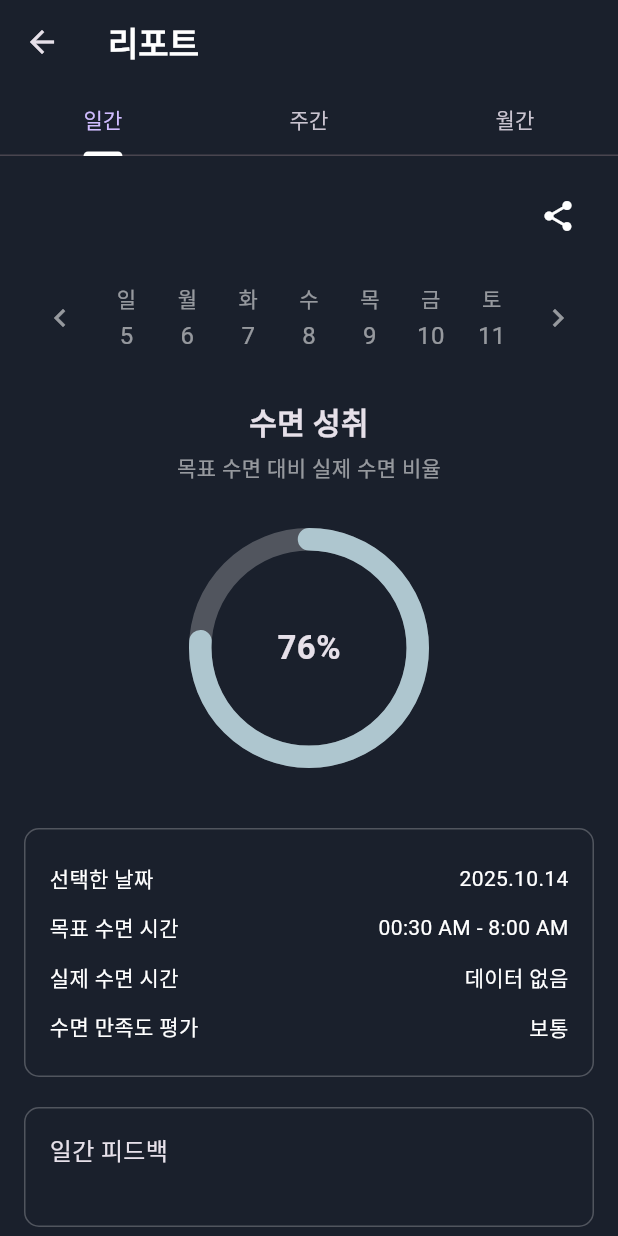
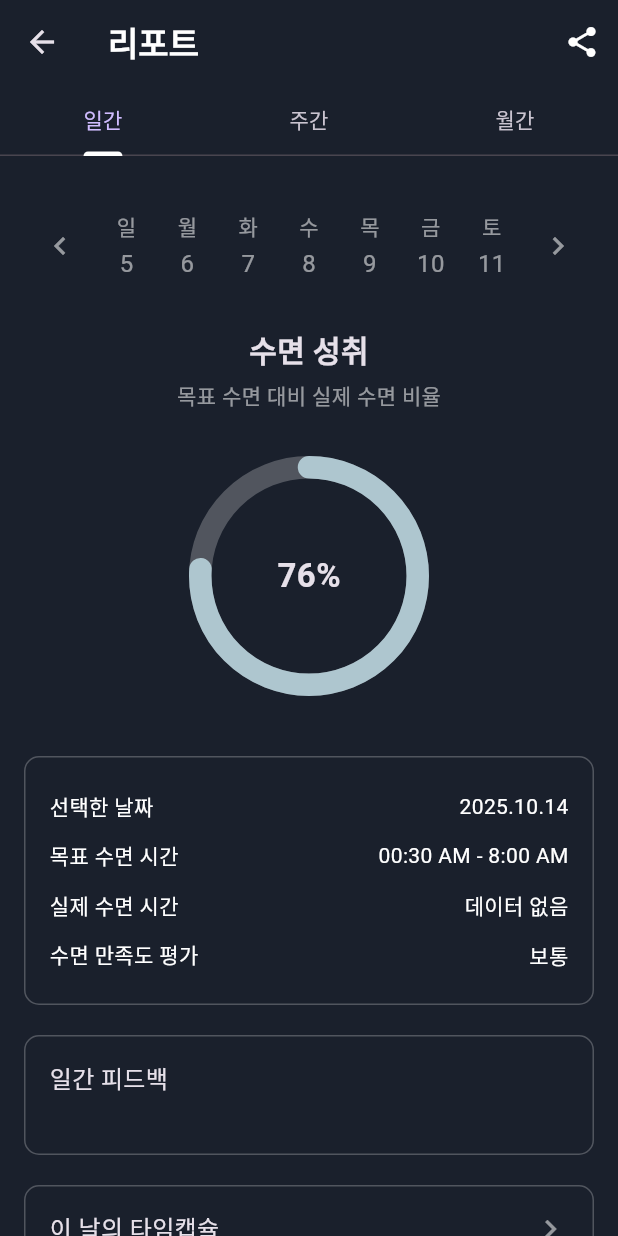
Before and after one commit to yoyohanyy/digital_health_care, a Flutter app: the ReportPage screen opened directly, after a tap on the "chevron left" icon, on a phone screen of 412 x 824 dp. Run offline on Flutter 3.47's test engine with Material 3 defaults, Android fonts, the light colour scheme and no system bars; drawn by our look-alikes of percent_indicator; our stand-ins replace cloud_firestore, firebase_core, fl_chart, permission_handler, shared_preferences, table_calendar; missing offline and left inert: health, kakao_flutter_sdk, kakao_flutter_sdk_user; accounts and stored records are empty.

Commit message:
reportPage.dart에서 공유 아이콘 위치 변경 및 일간 레포트일 때만 공유 아이콘 등장

```diff
--- a/lib/page/reportPage.dart
+++ b/lib/page/reportPage.dart
@@ -30,6 +30,7 @@ class _ReportPageState extends State<ReportPage>
   double _deepSleep = 0.0;
   Map<DateTime, double> _weeklySleep = {};
   bool _isLoading = true;
+  int _currentTabIndex = 0;
 
   // 🆕 For dynamic date navigation
   DateTime _selectedDate = DateTime.now();
@@ -39,6 +40,14 @@ class _ReportPageState extends State<ReportPage>
   void initState() {
     super.initState();
     _tabController = TabController(length: 3, vsync: this);
+
+    // ✅ 탭 컨트롤러에 리스너 추가
+    _tabController.addListener(() {
+      // 탭이 변경될 때마다 상태를 업데이트하여 UI를 다시 그리도록 함
+      setState(() {
+        _currentTabIndex = _tabController.index;
+      });
+    });
 
     // ✅ Initialize the current week (Sunday as start)
     _currentWeekStart = _getStartOfWeek(_selectedDate);
@@ -138,6 +147,41 @@ class _ReportPageState extends State<ReportPage>
           "리포트",
           style: TextStyle(color: Colors.white, fontWeight: FontWeight.bold),
         ),
+
+        actions: [
+          // '일간' 탭(인덱스 0)일 때만 공유 아이콘을 표시합니다.
+          if (_currentTabIndex == 0)
+            IconButton(
+              icon: const Icon(Icons.share, color: Colors.white),
+              onPressed: () {
+                final double lightSleepHours = (_totalHours - _deepSleep).clamp(
+                  0.0,
+                  _totalHours,
+                );
+
+                Navigator.push(
+                  context,
+                  MaterialPageRoute(
+                    builder:
+                        (context) => SharePage(
+                          totalSleepHours: _totalHours,
+                          deepSleepHours: _deepSleep,
+                          lightSleepHours: lightSleepHours,
+                          dayOfWeek: DateFormat(
+                            'EEEE',
+                            'ko_KR',
+                          ).format(_selectedDate),
+                          sleepScore: 78,
+                          avgHeartRate: 98,
+                          sleepSatisfaction: "보통",
+                          sleepGoalPercent: 76,
+                        ),
+                  ),
+                );
+              },
+            ),
+        ],
+
         bottom: TabBar(
           controller: _tabController,
           tabs: const [Tab(text: "일간"), Tab(text: "주간"), Tab(text: "월간")],
@@ -167,38 +211,6 @@ class _ReportPageState extends State<ReportPage>
       child: Column(
         crossAxisAlignment: CrossAxisAlignment.center,
         children: [
-          Align(
-            alignment: Alignment.centerRight,
-            child: IconButton(
-              icon: const Icon(Icons.share, color: Colors.white),
-              onPressed: () {
-                final double lightSleepHours = (_totalHours - _deepSleep).clamp(
-                  0.0,
-                  _totalHours,
-                );
-
-                Navigator.push(
-                  context,
-                  MaterialPageRoute(
-                    builder:
-                        (context) => SharePage(
-                          totalSleepHours: _totalHours,
-                          deepSleepHours: _deepSleep,
-                          lightSleepHours: lightSleepHours,
-                          dayOfWeek: DateFormat(
-                            'EEEE',
-                            'ko_KR',
-                          ).format(_selectedDate),
-                          sleepScore: 78,
-                          avgHeartRate: 98,
-                          sleepSatisfaction: "보통",
-                          sleepGoalPercent: 76,
-                        ),
-                  ),
-                );
-              },
-            ),
-          ),
           const SizedBox(height: 20),
 
           // 🗓 Dynamic Date Row
```
